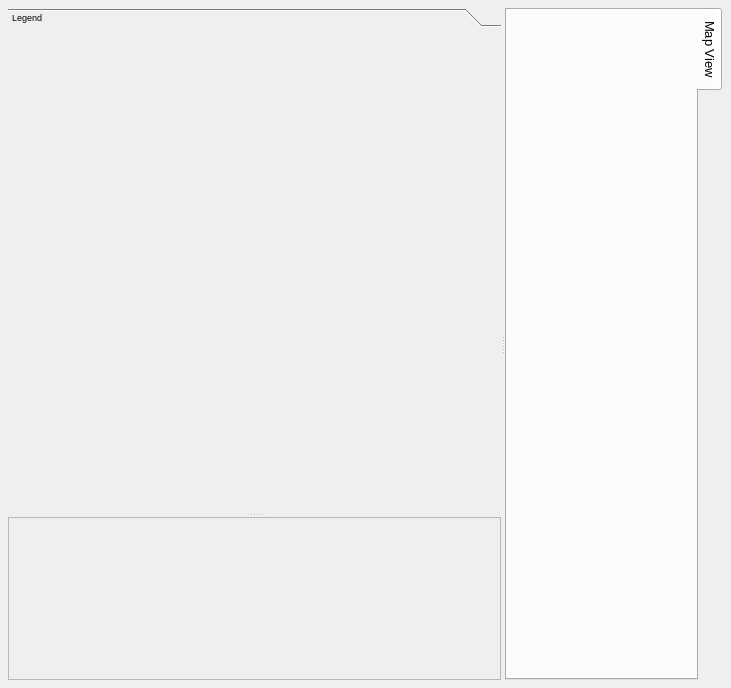
Before: the Qt Designer form src/ui/qgisappbase.ui in qgis/QGIS, drawn with Qt 5.
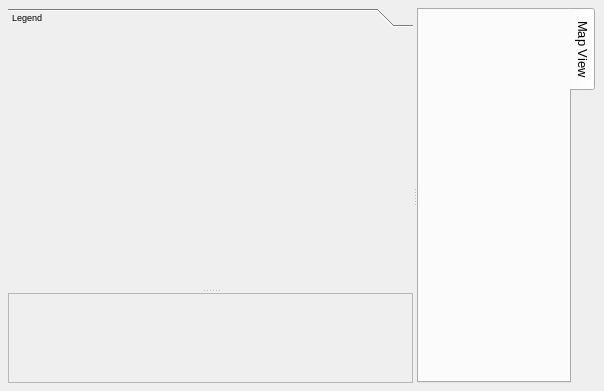
After: the same form once the commit is applied.

Commit message: smaller minimum sizes

The edit to the form file:
```diff
--- a/src/ui/qgisappbase.ui
+++ b/src/ui/qgisappbase.ui
@@ -8,8 +8,8 @@
    <rect>
     <x>0</x>
     <y>0</y>
-    <width>731</width>
-    <height>688</height>
+    <width>604</width>
+    <height>391</height>
    </rect>
   </property>
   <property name="windowTitle" >
@@ -25,6 +25,14 @@
     </property>
     <item row="0" column="0" >
      <widget class="QSplitter" name="canvasLegendSplit" >
+      <property name="sizePolicy" >
+       <sizepolicy>
+        <hsizetype>7</hsizetype>
+        <vsizetype>7</vsizetype>
+        <horstretch>0</horstretch>
+        <verstretch>0</verstretch>
+       </sizepolicy>
+      </property>
       <property name="frameShape" >
        <enum>QFrame::NoFrame</enum>
       </property>
@@ -38,9 +46,17 @@
        <enum>Qt::Horizontal</enum>
       </property>
       <widget class="QSplitter" name="legendOverviewSplit" >
+       <property name="sizePolicy" >
+        <sizepolicy>
+         <hsizetype>7</hsizetype>
+         <vsizetype>7</vsizetype>
+         <horstretch>0</horstretch>
+         <verstretch>0</verstretch>
+        </sizepolicy>
+       </property>
        <property name="minimumSize" >
         <size>
-         <width>200</width>
+         <width>0</width>
          <height>0</height>
         </size>
        </property>
@@ -73,8 +89,8 @@
           <rect>
            <x>0</x>
            <y>0</y>
-           <width>624</width>
-           <height>581</height>
+           <width>341</width>
+           <height>237</height>
           </rect>
          </property>
          <attribute name="label" >
```
